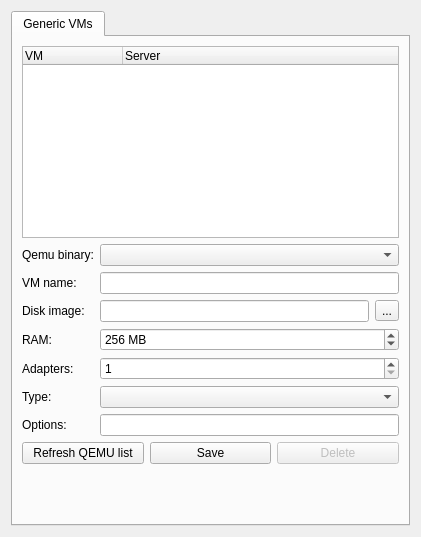
Qt form gns3/modules/qemu/ui/qemu_vm_preferences_page.ui (GNS3/gns3-gui) before a commit.
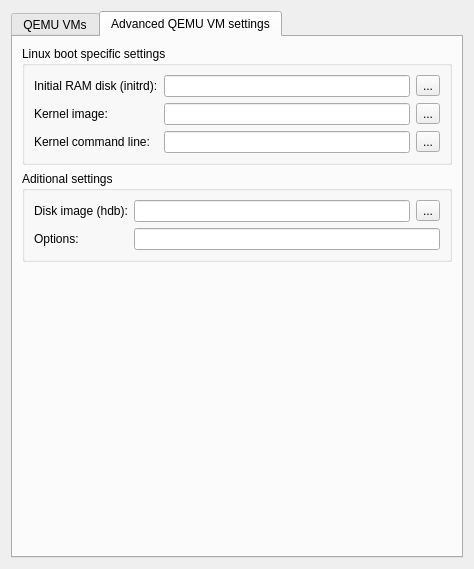
The same form after that commit. The open tabs and pages were chosen to show the change.

Commit message: Qemu integration stage 2, support for ASA and IDS.

```diff
--- a/gns3/modules/qemu/ui/qemu_vm_preferences_page.ui
+++ b/gns3/modules/qemu/ui/qemu_vm_preferences_page.ui
@@ -6,8 +6,8 @@
    <rect>
     <x>0</x>
     <y>0</y>
-    <width>421</width>
-    <height>537</height>
+    <width>474</width>
+    <height>569</height>
    </rect>
   </property>
   <property name="windowTitle">
@@ -24,10 +24,10 @@
      </property>
      <widget class="QWidget" name="uiQemuVMTabWidget">
       <attribute name="title">
-       <string>Generic VMs</string>
+       <string>QEMU VMs</string>
       </attribute>
       <layout class="QGridLayout" name="gridLayout">
-       <item row="0" column="0" colspan="3">
+       <item row="0" column="0" colspan="2">
         <widget class="QTreeWidget" name="uiQemuVMsTreeWidget">
          <column>
           <property name="text">
@@ -41,14 +41,42 @@
          </column>
         </widget>
        </item>
-       <item row="1" column="0" colspan="2">
+       <item row="1" column="0">
+        <widget class="QLabel" name="uiPreconfigurationLabel">
+         <property name="text">
+          <string>Preconfiguration:</string>
+         </property>
+        </widget>
+       </item>
+       <item row="1" column="1">
+        <layout class="QHBoxLayout" name="horizontalLayout">
+         <item>
+          <widget class="QComboBox" name="uiPreconfigurationComboBox">
+           <property name="sizePolicy">
+            <sizepolicy hsizetype="Expanding" vsizetype="Fixed">
+             <horstretch>0</horstretch>
+             <verstretch>0</verstretch>
+            </sizepolicy>
+           </property>
+          </widget>
+         </item>
+         <item>
+          <widget class="QPushButton" name="uiApplyPreconfigurationPushButton">
+           <property name="text">
+            <string>Apply</string>
+           </property>
+          </widget>
+         </item>
+        </layout>
+       </item>
+       <item row="2" column="0">
         <widget class="QLabel" name="uiQemuListLabel">
          <property name="text">
           <string>Qemu binary:</string>
          </property>
         </widget>
        </item>
-       <item row="1" column="2">
+       <item row="2" column="1">
         <widget class="QComboBox" name="uiQemuListComboBox">
          <property name="sizePolicy">
           <sizepolicy hsizetype="Expanding" vsizetype="Fixed">
@@ -58,24 +86,24 @@
          </property>
         </widget>
        </item>
-       <item row="2" column="0">
+       <item row="3" column="0">
         <widget class="QLabel" name="uiNameLabel">
          <property name="text">
           <string>VM name:</string>
          </property>
         </widget>
        </item>
-       <item row="2" column="2">
+       <item row="3" column="1">
         <widget class="QLineEdit" name="uiNameLineEdit"/>
        </item>
-       <item row="3" column="0">
-        <widget class="QLabel" name="uiDiskImageLabel">
+       <item row="4" column="0">
+        <widget class="QLabel" name="uiHdaDiskImageLabel">
          <property name="text">
-          <string>Disk image:</string>
+          <string>Disk image (hda):</string>
          </property>
         </widget>
        </item>
-       <item row="3" column="2">
+       <item row="4" column="1">
         <layout class="QHBoxLayout" name="horizontalLayout_6">
          <item>
           <widget class="QLineEdit" name="uiDiskImageLineEdit"/>
@@ -92,35 +120,64 @@
          </item>
         </layout>
        </item>
-       <item row="4" column="0">
+       <item row="5" column="0">
         <widget class="QLabel" name="uiRamLabel">
          <property name="text">
           <string>RAM:</string>
          </property>
         </widget>
        </item>
-       <item row="5" column="0">
+       <item row="5" column="1">
+        <widget class="QSpinBox" name="uiRamSpinBox">
+         <property name="suffix">
+          <string> MB</string>
+         </property>
+         <property name="minimum">
+          <number>32</number>
+         </property>
+         <property name="maximum">
+          <number>65535</number>
+         </property>
+         <property name="value">
+          <number>256</number>
+         </property>
+        </widget>
+       </item>
+       <item row="6" column="0">
         <widget class="QLabel" name="uiAdaptersLabel">
          <property name="text">
           <string>Adapters:</string>
          </property>
         </widget>
        </item>
-       <item row="6" column="0">
+       <item row="6" column="1">
+        <widget class="QSpinBox" name="uiAdaptersSpinBox">
+         <property name="minimum">
+          <number>1</number>
+         </property>
+         <property name="maximum">
+          <number>8</number>
+         </property>
+        </widget>
+       </item>
+       <item row="7" column="0">
         <widget class="QLabel" name="uiAdapterTypesLabel">
          <property name="text">
           <string>Type:</string>
          </property>
         </widget>
        </item>
-       <item row="7" column="0">
-        <widget class="QLabel" name="uiQemuOptionsLabel">
-         <property name="text">
-          <string>Options:</string>
+       <item row="7" column="1">
+        <widget class="QComboBox" name="uiAdapterTypesComboBox">
+         <property name="sizePolicy">
+          <sizepolicy hsizetype="Expanding" vsizetype="Fixed">
+           <horstretch>0</horstretch>
+           <verstretch>0</verstretch>
+          </sizepolicy>
          </property>
         </widget>
        </item>
-       <item row="8" column="0" colspan="3">
+       <item row="8" column="0" colspan="2">
         <layout class="QHBoxLayout" name="horizontalLayout_5">
          <item>
           <widget class="QPushButton" name="uiRefreshPushButton">
@@ -161,44 +218,138 @@
          </property>
         </spacer>
        </item>
-       <item row="4" column="2">
-        <widget class="QSpinBox" name="uiRamSpinBox">
-         <property name="suffix">
-          <string> MB</string>
+      </layout>
+     </widget>
+     <widget class="QWidget" name="tab">
+      <attribute name="title">
+       <string>Advanced QEMU VM settings</string>
+      </attribute>
+      <layout class="QVBoxLayout" name="verticalLayout">
+       <item>
+        <widget class="QGroupBox" name="uiLinuxBootGroupBox">
+         <property name="title">
+          <string>Linux boot specific settings</string>
          </property>
-         <property name="minimum">
-          <number>32</number>
-         </property>
-         <property name="maximum">
-          <number>65535</number>
-         </property>
-         <property name="value">
-          <number>256</number>
-         </property>
+         <layout class="QGridLayout" name="gridLayout_2">
+          <item row="1" column="1">
+           <widget class="QLineEdit" name="uiKernelImageLineEdit"/>
+          </item>
+          <item row="2" column="0">
+           <widget class="QLabel" name="uiKernelCommandLineLabel">
+            <property name="text">
+             <string>Kernel command line:</string>
+            </property>
+           </widget>
+          </item>
+          <item row="0" column="0">
+           <widget class="QLabel" name="uiInitrdLabel">
+            <property name="text">
+             <string>Initial RAM disk (initrd):</string>
+            </property>
+           </widget>
+          </item>
+          <item row="1" column="0">
+           <widget class="QLabel" name="uiKernelImageLabel">
+            <property name="text">
+             <string>Kernel image:</string>
+            </property>
+           </widget>
+          </item>
+          <item row="2" column="1">
+           <widget class="QLineEdit" name="uiKernelCommandLineEdit"/>
+          </item>
+          <item row="2" column="2">
+           <widget class="QToolButton" name="uiKernelCommandLineToolButton">
+            <property name="text">
+             <string>...</string>
+            </property>
+            <property name="toolButtonStyle">
+             <enum>Qt::ToolButtonTextOnly</enum>
+            </property>
+           </widget>
+          </item>
+          <item row="0" column="1">
+           <widget class="QLineEdit" name="uiInitrdLineEdit"/>
+          </item>
+          <item row="0" column="2">
+           <widget class="QToolButton" name="uiInitrdToolButton">
+            <property name="text">
+             <string>...</string>
+            </property>
+            <property name="toolButtonStyle">
+             <enum>Qt::ToolButtonTextOnly</enum>
+            </property>
+           </widget>
+          </item>
+          <item row="1" column="2">
+           <widget class="QToolButton" name="uiKernelImageToolButton">
+            <property name="text">
+             <string>...</string>
+            </property>
+            <property name="toolButtonStyle">
+             <enum>Qt::ToolButtonTextOnly</enum>
+            </property>
+           </widget>
+          </item>
+         </layout>
         </widget>
        </item>
-       <item row="5" column="2">
-        <widget class="QSpinBox" name="uiAdaptersSpinBox">
-         <property name="minimum">
-          <number>1</number>
+       <item>
+        <widget class="QGroupBox" name="groupBox">
+         <property name="title">
+          <string>Aditional settings</string>
          </property>
-         <property name="maximum">
-          <number>8</number>
-         </property>
+         <layout class="QGridLayout" name="gridLayout_3">
+          <item row="0" column="0">
+           <widget class="QLabel" name="uiHdbDiskImageLabel">
+            <property name="text">
+             <string>Disk image (hdb):</string>
+            </property>
+           </widget>
+          </item>
+          <item row="0" column="2">
+           <widget class="QToolButton" name="uiHdbDiskImageToolButton">
+            <property name="text">
+             <string>...</string>
+            </property>
+            <property name="toolButtonStyle">
+             <enum>Qt::ToolButtonTextOnly</enum>
+            </property>
+           </widget>
+          </item>
+          <item row="1" column="0">
+           <widget class="QLabel" name="uiQemuOptionsLabel">
+            <property name="text">
+             <string>Options:</string>
+            </property>
+           </widget>
+          </item>
+          <item row="0" column="1">
+           <widget class="QLineEdit" name="uiHdbDiskImageLineEdit"/>
+          </item>
+          <item row="1" column="1" colspan="2">
+           <widget class="QLineEdit" name="uiQemuOptionsLineEdit"/>
+          </item>
+         </layout>
+         <zorder>uiQemuOptionsLineEdit</zorder>
+         <zorder>uiQemuOptionsLabel</zorder>
+         <zorder>uiHdbDiskImageLabel</zorder>
+         <zorder>uiHdbDiskImageLineEdit</zorder>
+         <zorder>uiHdbDiskImageToolButton</zorder>
         </widget>
        </item>
-       <item row="6" column="2">
-        <widget class="QComboBox" name="uiAdapterTypesComboBox">
-         <property name="sizePolicy">
-          <sizepolicy hsizetype="Expanding" vsizetype="Fixed">
-           <horstretch>0</horstretch>
-           <verstretch>0</verstretch>
-          </sizepolicy>
+       <item>
+        <spacer name="verticalSpacer_2">
+         <property name="orientation">
+          <enum>Qt::Vertical</enum>
          </property>
-        </widget>
-       </item>
-       <item row="7" column="2">
-        <widget class="QLineEdit" name="uiQemuOptionsLineEdit"/>
+         <property name="sizeHint" stdset="0">
+          <size>
+           <width>20</width>
+           <height>237</height>
+          </size>
+         </property>
+        </spacer>
        </item>
       </layout>
      </widget>
```
Left out of the diff: 29 changed lines with no effect on the pictures. The commit also changes 13 other files.
